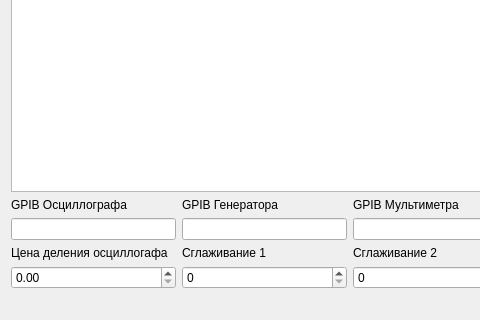
This is asec_upr/asec_upr.ui in lierdakil/masec as Qt 5 draws it before an edit; both pictures show x 0 to 480 and y 140 to 460 of the 679 by 460 pixel window. The edited form follows.
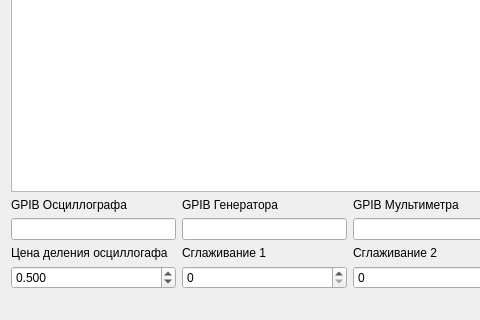
This is the edited form.

The edit to the form file:
```diff
--- a/asec_upr/asec_upr.ui
+++ b/asec_upr/asec_upr.ui
@@ -80,7 +80,23 @@
       </widget>
      </item>
      <item row="3" column="0">
-      <widget class="QDoubleSpinBox" name="sbOscVol"/>
+      <widget class="QDoubleSpinBox" name="sbOscVol">
+       <property name="decimals">
+        <number>3</number>
+       </property>
+       <property name="minimum">
+        <double>0.002000000000000</double>
+       </property>
+       <property name="maximum">
+        <double>5.000000000000000</double>
+       </property>
+       <property name="singleStep">
+        <double>0.100000000000000</double>
+       </property>
+       <property name="value">
+        <double>0.500000000000000</double>
+       </property>
+      </widget>
      </item>
      <item row="3" column="1">
       <widget class="QSpinBox" name="sbSm1"/>
```
Left out of the diff: 5 changed lines with no effect on the pictures.
